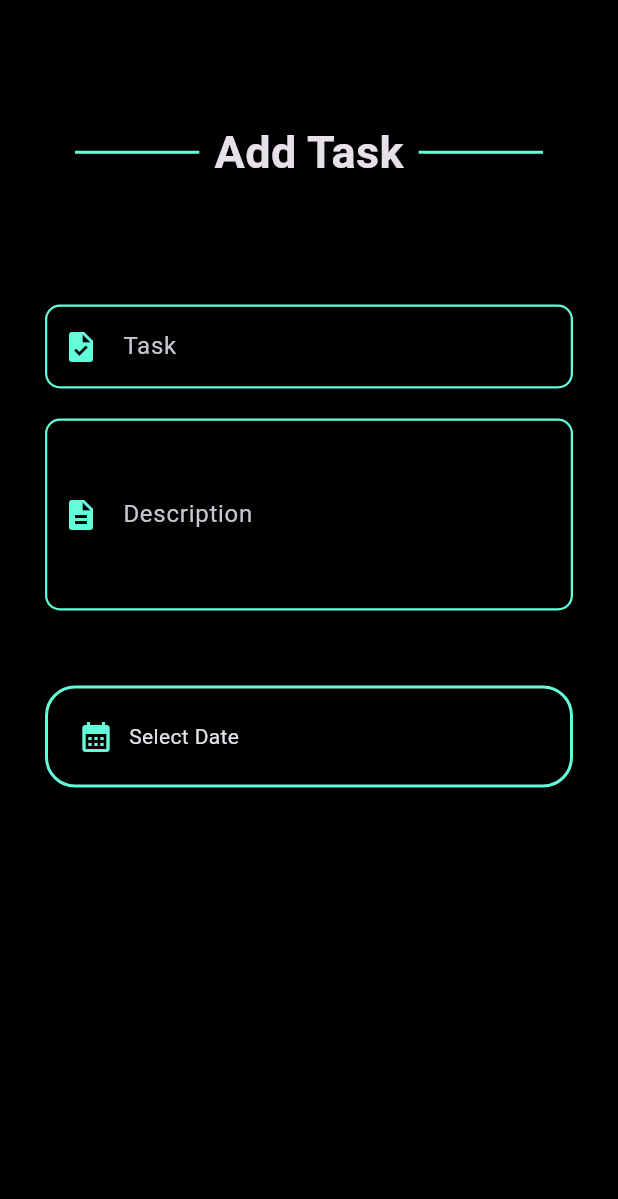
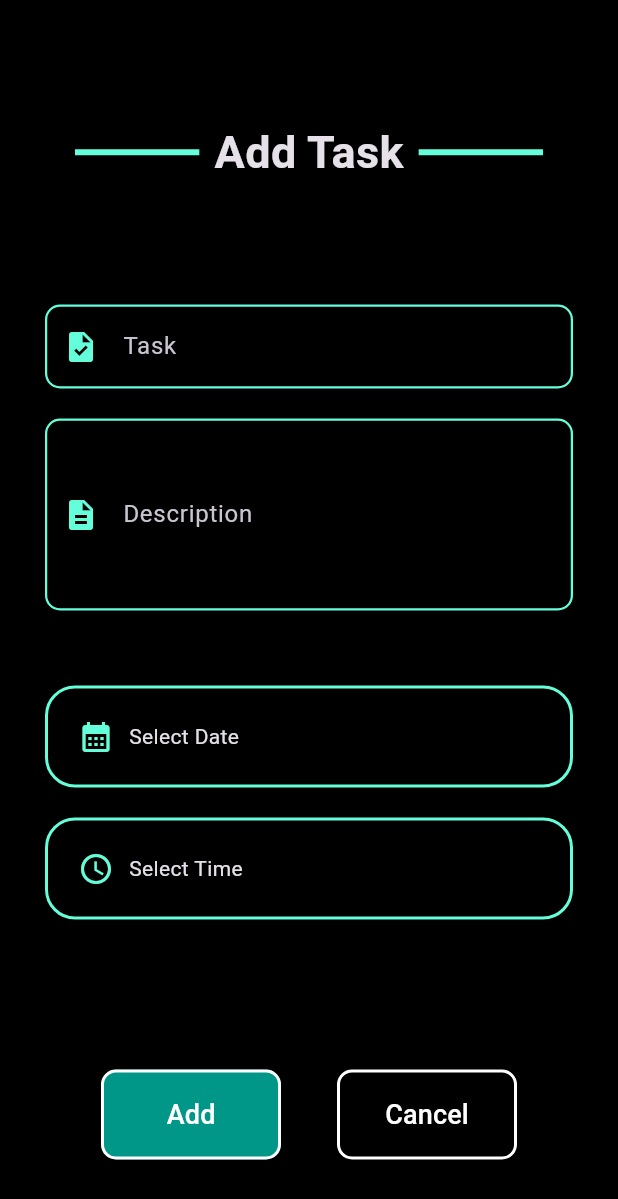
Before and after one commit to akashverma55/TODO-App, a Flutter app: the screen it shows after launch, after a tap on the "add" icon, on a phone screen of 412 x 824 dp. Shown: the top 1199 px of the screen. Run offline on Flutter 3.47's test engine with Material 3 defaults, Android fonts, the phone set to English and light mode, and no system bars.

Commit message:
Added update task screen

```diff
--- a/lib/Screen/AddUpdate/AddTask.dart
+++ /dev/null
@@ -1,106 +0,0 @@
-import 'package:flutter/material.dart';
-import 'package:intl/intl.dart';
-
-class Addtask extends StatefulWidget {
-  const Addtask({super.key});
-
-  @override
-  State<Addtask> createState() => _AddtaskState();
-}
-
-class _AddtaskState extends State<Addtask> {
-
-  TextEditingController taskCtrl = TextEditingController();
-  TextEditingController descCtrl = TextEditingController();
-  DateTime? selectedDate;
-
-  @override
-  Widget build(BuildContext context) {
-    return Scaffold(
-      body: SafeArea(
-        child: Container(
-          padding: EdgeInsets.symmetric(horizontal: 30),
-          child: Column(
-            children: [
-              SizedBox(height: 80),
-              Row(
-                children: [
-                  Expanded(child: Divider(thickness: 2, indent: 20,color: Colors.tealAccent,endIndent: 10,)),
-                  Text("Add Task", style: TextStyle(fontSize: 30,fontWeight: FontWeight.w600)),
-                  Expanded(child: Divider(thickness: 2, indent: 10,color: Colors.tealAccent,endIndent: 20,)),
-                ],
-              ),
-              SizedBox(height: 80),
-              TextFieldWidget(ctrl: taskCtrl, isTask: true),
-              SizedBox(height: 20),
-              TextFieldWidget(ctrl: descCtrl, isTask: false),
-              SizedBox(height: 50),
-              InkWell(
-                onTap: () async{
-                  final DateTime? picked = await showDatePicker(
-                    context: context,
-                    firstDate: DateTime(2000),
-                    lastDate: DateTime(2100)
-                  );
-                  if(picked!=null && picked!= selectedDate){
-                    setState(() {
-                      selectedDate = picked;
-                    });
-                  }
-                },
-                child: Container(
-                  padding: EdgeInsets.all(20),
-                  decoration: BoxDecoration(
-                    borderRadius: BorderRadius.all(Radius.circular(20)),
-                    border: Border.all(width: 2, color: Colors.tealAccent)
-                  ),
-                  child: Row(
-                    children: [
-                      const Icon(Icons.calendar_month,color: Colors.tealAccent),
-                      const SizedBox(width: 10,),
-                      Text(
-                        selectedDate==null? "Select Date":DateFormat("dd MMMM, yyyy").format(selectedDate!),
-                      )
-                    ],
-                  ),
-                ),
-              )
-            ],
-          ),
-        ),
-      ),
-    );
-  }
-}
-
-class TextFieldWidget extends StatelessWidget {
-  const TextFieldWidget({
-    super.key,
-    required this.ctrl,
-    required this.isTask,
-  });
-
-  final TextEditingController ctrl;
-  final bool isTask;
-
-  @override
-  Widget build(BuildContext context) {
-    return TextField(
-      controller: ctrl,
-      maxLines: isTask? 1:4,
-      decoration: InputDecoration(
-        prefixIcon: Icon(color: Colors.tealAccent, isTask? Icons.task:Icons.description),
-        labelText:isTask? "Task":"Description",
-        hintText: isTask? "Enter the Task": "Enter the Description",
-        enabledBorder: OutlineInputBorder(
-          borderRadius: BorderRadius.all(Radius.circular(10)),
-          borderSide: BorderSide(width: 1.5,color: Colors.tealAccent)
-        ),
-        focusedBorder: OutlineInputBorder(
-          borderRadius: BorderRadius.all(Radius.circular(10)),
-          borderSide: BorderSide(width: 1.5,color: Colors.white)
-        )
-      ),
-    );
-  }
-}
--- /dev/null
+++ b/lib/Screen/AddUpdate/AddUpdateTaskView.dart
@@ -0,0 +1,188 @@
+import 'package:flutter/material.dart';
+import 'package:intl/intl.dart';
+
+class Addtask extends StatefulWidget {
+  final bool? isEdit;
+  final String? title;
+  final String? description;
+  final String? date;
+  final String? time;
+
+  const Addtask({
+    super.key,
+    this.isEdit,
+    this.title,
+    this.description,
+    this.date,
+    this.time
+  });
+
+  @override
+  State<Addtask> createState() => _AddtaskState();
+}
+
+class _AddtaskState extends State<Addtask> {
+
+  @override
+  Widget build(BuildContext context) {
+    TextEditingController taskCtrl = TextEditingController(text: widget.title?? "");
+    TextEditingController descCtrl = TextEditingController(text: widget.description?? "");
+    DateTime? selectedDate;
+    TimeOfDay? selectedTime;
+    bool isEdit = widget.isEdit?? false;
+    String btnName= isEdit? "Update":"Add";
+    return Scaffold(
+      body: SafeArea(
+        child: Container(
+          padding: EdgeInsets.symmetric(horizontal: 30),
+          child: Column(
+            children: [
+              SizedBox(height: 80),
+              Row(
+                children: [
+                  Expanded(child: Divider(thickness: 4, indent: 20,color: Colors.tealAccent,endIndent: 10,)),
+                  Text(isEdit? "Update Task":"Add Task", style: TextStyle(fontSize: 30,fontWeight: FontWeight.w600)),
+                  Expanded(child: Divider(thickness: 4, indent: 10,color: Colors.tealAccent,endIndent: 20,)),
+                ],
+              ),
+              SizedBox(height: 80),
+              TextFieldWidget(ctrl: taskCtrl, isTask: true),
+              SizedBox(height: 20),
+              TextFieldWidget(ctrl: descCtrl, isTask: false),
+              SizedBox(height: 50),
+              InkWell(
+                onTap: () async{
+                  final DateTime? picked = await showDatePicker(
+                    context: context,
+                    firstDate: DateTime(2000),
+                    lastDate: DateTime(2100)
+                  );
+                  if(picked!=null && picked!= selectedDate){
+                    setState(() {
+                      selectedDate = picked;
+                    });
+                  }
+                },
+                child: TimeDateWidget(selectedDate: selectedDate,isDate: true),
+              ),
+              SizedBox(height: 20),
+              InkWell(
+                onTap: () async{
+                  final TimeOfDay? picked = await showTimePicker(context: context, initialTime: TimeOfDay.now());
+                  if(picked!=null && picked!= selectedTime){
+                    setState(() {
+                      selectedTime = picked;
+                    });
+                  }
+                },
+                child: TimeDateWidget(selectedTime: selectedTime,isDate: false),
+              ),
+              SizedBox(height: 100),
+              Row(
+                mainAxisAlignment: MainAxisAlignment.spaceEvenly,
+                children: [
+                  BottomButton(isCancel:false, btnName:btnName),
+                  BottomButton(isCancel:true)
+                ],
+              )
+            ],
+          ),
+        ),
+      ),
+    );
+  }
+}
+
+class BottomButton extends StatelessWidget {
+  const BottomButton({
+    super.key,
+    required this.isCancel,
+    this.btnName
+  });
+
+  final bool isCancel;
+  final String? btnName;
+
+  @override
+  Widget build(BuildContext context) {
+    return ElevatedButton(
+      onPressed: (){},
+      style: ElevatedButton.styleFrom(
+        backgroundColor: isCancel? Colors.black: Colors.teal,
+        foregroundColor: Colors.white,
+        shape: RoundedRectangleBorder(borderRadius: BorderRadius.all(Radius.circular(10))),
+        side: BorderSide(width: 2,color: Colors.white),
+        minimumSize: Size(120, 60)
+      ),
+      child: Text(isCancel?"Cancel": btnName!,style: TextStyle(fontSize: 18),)
+    );
+  }
+}
+
+class TimeDateWidget extends StatelessWidget {
+  const TimeDateWidget({
+    super.key,
+    this.selectedDate,
+    this.selectedTime,
+    required this.isDate
+  });
+
+  final DateTime? selectedDate;
+  final TimeOfDay? selectedTime;
+  final bool isDate;
+
+  @override
+  Widget build(BuildContext context) {
+    return Container(
+      padding: EdgeInsets.all(20),
+      decoration: BoxDecoration(
+        borderRadius: BorderRadius.all(Radius.circular(20)),
+        border: Border.all(width: 2, color: Colors.tealAccent)
+      ),
+      child: Row(
+        children: [
+          Icon(isDate? Icons.calendar_month: Icons.access_time,color: Colors.tealAccent),
+          const SizedBox(width: 10,),
+          isDate? Text(
+            selectedDate==null? "Select Date":DateFormat("dd MMMM, yyyy").format(selectedDate!),
+          ):
+          Text(
+            selectedTime==null? "Select Time":MaterialLocalizations.of(context).formatTimeOfDay(selectedTime!),
+          )
+        ],
+      ),
+    );
+  }
+}
+
+class TextFieldWidget extends StatelessWidget {
+  const TextFieldWidget({
+    super.key,
+    required this.ctrl,
+    required this.isTask,
+  });
+
+  final TextEditingController ctrl;
+  final bool isTask;
+
+  @override
+  Widget build(BuildContext context) {
+    return TextField(
+      controller: ctrl,
+      maxLines: isTask? 1:4,
+      decoration: InputDecoration(
+        prefixIcon: Icon(color: Colors.tealAccent, isTask? Icons.task:Icons.description),
+        labelText:isTask? "Task":"Description",
+        hintText: isTask? "Enter the Task": "Enter the Description",
+        enabledBorder: OutlineInputBorder(
+          borderRadius: BorderRadius.all(Radius.circular(10)),
+          borderSide: BorderSide(width: 1.5,color: Colors.tealAccent)
+        ),
+        focusedBorder: OutlineInputBorder(
+          borderRadius: BorderRadius.all(Radius.circular(10)),
+          borderSide: BorderSide(width: 1.5,color: Colors.white)
+        )
+      ),
+    );
+  }
+}
--- a/lib/Screen/tasklist.dart
+++ b/lib/Screen/tasklist.dart
@@ -1,5 +1,5 @@
 import 'package:flutter/material.dart';
-import 'package:mytodoapp/Screen/AddUpdate/AddTask.dart';
+import 'package:mytodoapp/Screen/AddUpdate/AddUpdateTaskView.dart';
 
 class Tasklist extends StatefulWidget {
   const Tasklist({super.key});
@@ -68,7 +68,7 @@ class _TasklistState extends State<Tasklist> {
         child: Column(
           children: [
             SizedBox(height: 80),
-            TaskListHeading(taskCompleted: completedCount, dataLength:data.length),
+            TaskListHeading(taskCompleted: completedCount, dataLength: data.length),
             MyDivider(),
             Expanded(
               child: ListView.builder(
@@ -83,17 +83,20 @@ class _TasklistState extends State<Tasklist> {
                       border: Border.all(width: 1.5, color: Colors.white),
                     ),
                     child: TaskCard(
-                      title: data[index]["title"],
-                      description:data[index]["description"],
-                      date: data[index]["date"],
-                      time: data[index]["time"],
+                      data: data[index],
                       onEdit: () {
                         print("Editing first task");
+                        Navigator.push(context, MaterialPageRoute(builder: (context)=> Addtask(
+                          isEdit: true,
+                          title:data[index]["title"],
+                          description:data[index]["description"],
+                          time: data[index]["time"],
+                          date: data[index]["date"],
+                        )));
                       },
                       onDelete: () {
                         print("Deleting first task");
                       },
-                      isCompleted: data[index]["isCompleted"],
                     ),
                   );
                 },
@@ -123,9 +126,9 @@ class MyDivider extends StatelessWidget {
     return SizedBox(
       height: 80,
       child: Divider(
-        indent: 50,
+        indent: 80,
         // endIndent: 100,
-        thickness: 2,
+        thickness: 4,
         color: Colors.white,
       ),
     );
@@ -133,23 +136,15 @@ class MyDivider extends StatelessWidget {
 }
 
 class TaskCard extends StatefulWidget {
-  final String title;
-  final String description;
-  final String date;
-  final String time;
+  final Map<String,dynamic> data;
   final VoidCallback onEdit;
   final VoidCallback onDelete;
-  final bool isCompleted;
 
   const TaskCard({
     super.key,
-    required this.title,
-    required this.description,
-    required this.date,
-    required this.time,
+    required this.data,
     required this.onEdit,
     required this.onDelete,
-    this.isCompleted = false,
   });
 
   @override
@@ -162,23 +157,22 @@ class _TaskCardState extends State<TaskCard> {
   @override
   void initState() {
     super.initState();
-    _isChecked = widget.isCompleted;
+    _isChecked = widget.data["isCompleted"];
   }
 
   @override
   Widget build(BuildContext context) {
     return Card(
       elevation: 4.0,
-      // margin: const EdgeInsets.symmetric(horizontal: 16.0, vertical: 8.0),
       shape: RoundedRectangleBorder(borderRadius: BorderRadius.circular(15.0)),
       child: Padding(
         padding: const EdgeInsets.all(16.0),
         child: Row(
-          crossAxisAlignment: CrossAxisAlignment.start,
+          crossAxisAlignment: CrossAxisAlignment.center,
           children: [
             // 1. Checkbox
             Transform.scale(
-              scale: 1.5, // Makes the checkbox slightly larger
+              scale: 1.5,
               child: Checkbox(
                 value: _isChecked,
                 onChanged: (bool? value) {
@@ -186,7 +180,7 @@ class _TaskCardState extends State<TaskCard> {
                     _isChecked = value ?? false;
                   });
                 },
-                activeColor: Colors.teal,
+                activeColor: Colors.tealAccent,
                 shape: CircleBorder(),
               ),
             ),
@@ -199,7 +193,7 @@ class _TaskCardState extends State<TaskCard> {
                 children: [
                   // Title
                   Text(
-                    widget.title,
+                    widget.data["title"],
                     style: TextStyle(
                       fontWeight: FontWeight.bold,
                       fontSize: 18.0,
@@ -213,7 +207,7 @@ class _TaskCardState extends State<TaskCard> {
 
                   // Description
                   Text(
-                    widget.description,
+                    widget.data["description"],
                     style: TextStyle(
                       fontSize: 14.0,
                       color: Colors.grey[600],
@@ -228,20 +222,20 @@ class _TaskCardState extends State<TaskCard> {
                   Row(
                     children: [
                       Icon(
-                        Icons.calendar_today,
+                        Icons.calendar_month,
                         size: 16.0,
                         color: Colors.grey,
                       ),
                       const SizedBox(width: 4.0),
                       Text(
-                        widget.date,
+                        widget.data["date"],
                         style: TextStyle(color: Colors.grey[700]),
                       ),
                       const SizedBox(width: 16.0),
                       Icon(Icons.access_time, size: 16.0, color: Colors.grey),
                       const SizedBox(width: 4.0),
                       Text(
-                        widget.time,
+                        widget.data["time"],
                         style: TextStyle(color: Colors.grey[700]),
                       ),
                     ],
```
